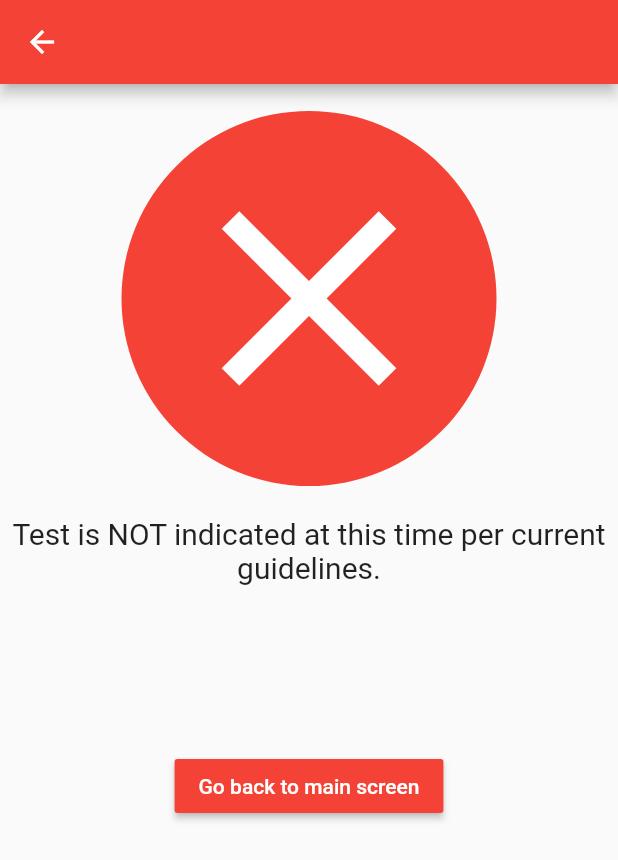
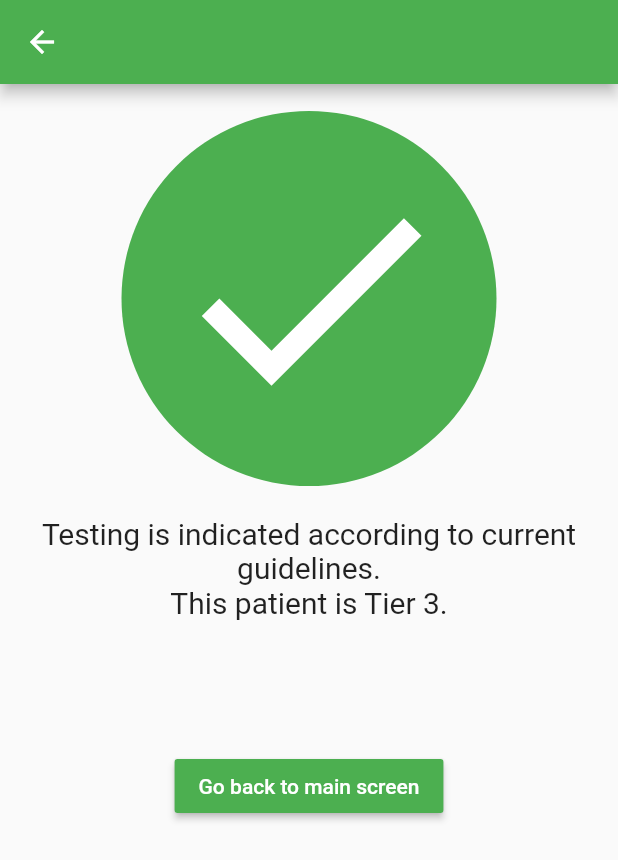
Before and after one commit to anayw2001/covid-triage-app, a Flutter app: the QuestionEight screen opened directly with empty values, after a tap on "Yes", on a phone screen of 412 x 824 dp. Shown: the top 860 px of the screen. Run offline on Flutter 3.47's test engine with Material 2 defaults, Android fonts, the phone set to English and light mode, and no system bars; our stand-ins replace numberpicker.

Commit message:
flutter: conform more closely to guidelines

```diff
--- a/lib/Questions.dart
+++ b/lib/Questions.dart
@@ -342,13 +342,6 @@ class QuestionEight extends StatelessWidget {
   int result1;
   int result7;
   QuestionEight(this.result7, this.result1);
-  Widget get_positive_destination() {
-    if (result7 >= 60) {
-      return TestView(result1);
-    } else {
-      return DoNotTestView();
-    }
-  }
   @override
   Widget build(BuildContext context) {
     return Scaffold(
@@ -368,7 +361,7 @@ class QuestionEight extends StatelessWidget {
                     textAlign: TextAlign.center),
               ),
               Expanded(
-                child: YesNoView(get_positive_destination(), DoNotTestView()),
+                child: YesNoView(TestView(result1), DoNotTestView()),
               )
             ],
           ),
```
